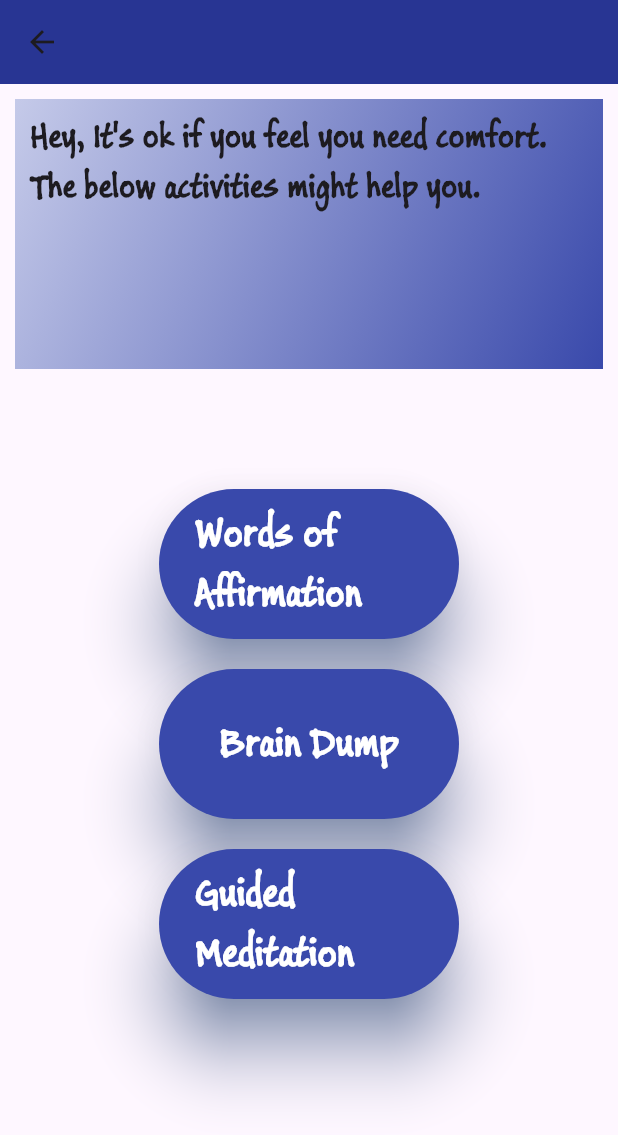
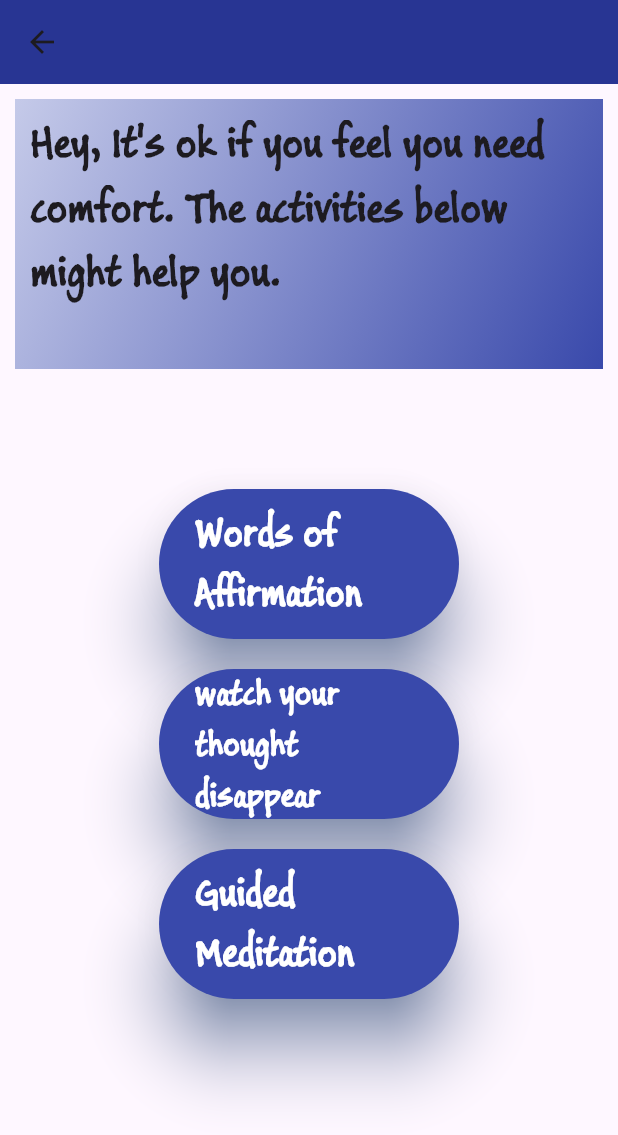
Before and after one commit to zarintasnimfema7/kite1, a Flutter app: the four screen opened directly, on a phone screen of 412 x 824 dp. Shown: the top 1135 px of the screen. Run offline on Flutter 3.47's test engine with Material 3 defaults, Android fonts, the phone set to English and light mode, and no system bars; our stand-ins replace cloud_firestore, firebase_auth, firebase_core, flutter_slidable, get, hive and 1 more; accounts and stored records are empty.

Commit message:
more changes

```diff
--- a/lib/grounding_exercise.dart
+++ b/lib/grounding_exercise.dart
@@ -58,7 +58,7 @@ class _GroundingExercisePageState extends State<GroundingExercisePage> {
           _opacity -= 0.02;
         } else {
           _fadeTimer?.cancel();
-          _meditationText = "Hope you feel less stressed and grounded now";
+          _meditationText = "Hope you feel less stressed";
           _opacity = 1.0;
         }
       });
--- a/lib/pages/3.dart
+++ b/lib/pages/3.dart
@@ -29,9 +29,9 @@ class three extends StatelessWidget {
               ),
               child: Padding(
                 padding: const EdgeInsets.all(10.0),
-                child: Text("Hey, It's ok to feel Angry. The below activities might help you calm down.",
+                child: Text("Hey, It's ok to feel Angry. The activities below might help you calm down.",
                   style: TextStyle(
-                    fontSize: 23,
+                    fontSize: 30,
                     fontWeight: FontWeight.bold,
                     fontFamily: "BUXTONSKETCH",
                   ),
--- a/lib/pages/4.dart
+++ b/lib/pages/4.dart
@@ -1,4 +1,5 @@
 import 'package:flutter/material.dart';
+import 'package:kite/grounding_exercise.dart';
 import 'package:kite/guided_meditation.dart';
 import 'package:kite/words_of_affirmation.dart';
 
@@ -27,9 +28,9 @@ class four extends StatelessWidget {
               ),
               child: Padding(
                 padding: const EdgeInsets.all(10.0),
-                child: Text("Hey, It's ok if you feel you need comfort. The below activities might help you.",
+                child: Text("Hey, It's ok if you feel you need comfort. The activities below might help you.",
                   style: TextStyle(
-                    fontSize: 23,
+                    fontSize: 30,
                     fontWeight: FontWeight.bold,
                     fontFamily: "BUXTONSKETCH",
                   ),
@@ -62,7 +63,7 @@ class four extends StatelessWidget {
             SizedBox(height: 20,),
             Align(
               alignment: Alignment.center,
-              child: ElevatedButton(onPressed: (){ Navigator.push(context, MaterialPageRoute(builder:(context)=>WordsOfAffirmationPage()));},
+              child: ElevatedButton(onPressed: (){ Navigator.push(context, MaterialPageRoute(builder:(context)=>GroundingExercisePage()));},
                 style: ElevatedButton.styleFrom(
                   backgroundColor: Colors.indigo.shade600,
                   // side: const BorderSide(color: Colors.black,width: 3),
@@ -71,9 +72,9 @@ class four extends StatelessWidget {
                   elevation: 20,
                   shadowColor: Colors.blue.shade900,
                 ),
-                child: const Text("Brain Dump",
+                child: const Text("watch your thought disappear",
                   style: TextStyle(
-                    fontSize: 28,
+                    fontSize: 24,
                     fontWeight: FontWeight.bold,
                     color: Colors.white,
                     fontFamily: "BUXTONSKETCH",
--- a/lib/pages/5.dart
+++ b/lib/pages/5.dart
@@ -29,9 +29,9 @@ class five extends StatelessWidget {
               ),
               child: Padding(
                 padding: const EdgeInsets.all(10.0),
-                child: Text("Sometimes your mind is cluttered and filled with a lot of thoughts. Try below services to feel calm.",
+                child: Text("Sometimes your mind is cluttered and filled with a lot of thoughts. Try the services below to feel calm.",
                   style: TextStyle(
-                    fontSize: 23,
+                    fontSize: 28,
                     fontWeight: FontWeight.bold,
                     fontFamily: "BUXTONSKETCH",
                   ),
--- a/lib/pages/6.dart
+++ b/lib/pages/6.dart
@@ -29,9 +29,9 @@ class six extends StatelessWidget {
               ),
               child: Padding(
                 padding: const EdgeInsets.all(10.0),
-                child: Text("Distracting yourself is a great way to not think about all the negative emotions in your mind. You can try below services. ",
+                child: Text("Distracting yourself is a great way to not think about all the negative emotions in your mind. You can try the services below. ",
                   style: TextStyle(
-                    fontSize: 23,
+                    fontSize: 25,
                     fontWeight: FontWeight.bold,
                     fontFamily: "BUXTONSKETCH",
                   ),
--- a/lib/pages/7.dart
+++ b/lib/pages/7.dart
@@ -1,5 +1,6 @@
 import 'package:flutter/material.dart';
 import 'package:kite/exercise.dart';
+import 'package:kite/five_four_three_two_one.dart';
 import 'package:kite/guided_meditation.dart';
 import 'package:kite/random_action_generator.dart';
 import 'package:kite/words_of_affirmation.dart';
@@ -64,7 +65,7 @@ class seven extends StatelessWidget {
             SizedBox(height: 20,),
             Align(
               alignment: Alignment.center,
-              child: ElevatedButton(onPressed: (){ Navigator.push(context, MaterialPageRoute(builder:(context)=>RandomActionGeneratorPage()));},
+              child: ElevatedButton(onPressed: (){ Navigator.push(context, MaterialPageRoute(builder:(context)=>FiveFourThreeTwoOnePage()));},
                 style: ElevatedButton.styleFrom(
                   backgroundColor: Colors.indigo.shade600,
                   // side: const BorderSide(color: Colors.black,width: 3),
@@ -73,7 +74,7 @@ class seven extends StatelessWidget {
                   elevation: 20,
                   shadowColor: Colors.blue.shade900,
                 ),
-                child: const Text("Random Action Generator",
+                child: const Text("5-4-3-2-1",
                   style: TextStyle(
                     fontSize: 28,
                     fontWeight: FontWeight.bold,
--- a/lib/services.dart
+++ b/lib/services.dart
@@ -46,7 +46,7 @@ class Services extends StatelessWidget {
               const SizedBox(height: 10,),
               ElevatedButton(
                 onPressed: (){
-                  //Navigator.push(context, MaterialPageRoute(builder:(context)=> const toDoHome()));
+                  Navigator.push(context, MaterialPageRoute(builder:(context)=> const toDoHome()));
                 },
                 style: ElevatedButton.styleFrom(
                   backgroundColor: Colors.pink.shade900,
```
Also changed, not shown: lib/pages/1.dart (+4 -3 lines), lib/pages/2.dart (+4 -3 lines), lib/todo_item.dart (deleted, +0 -59 lines).
